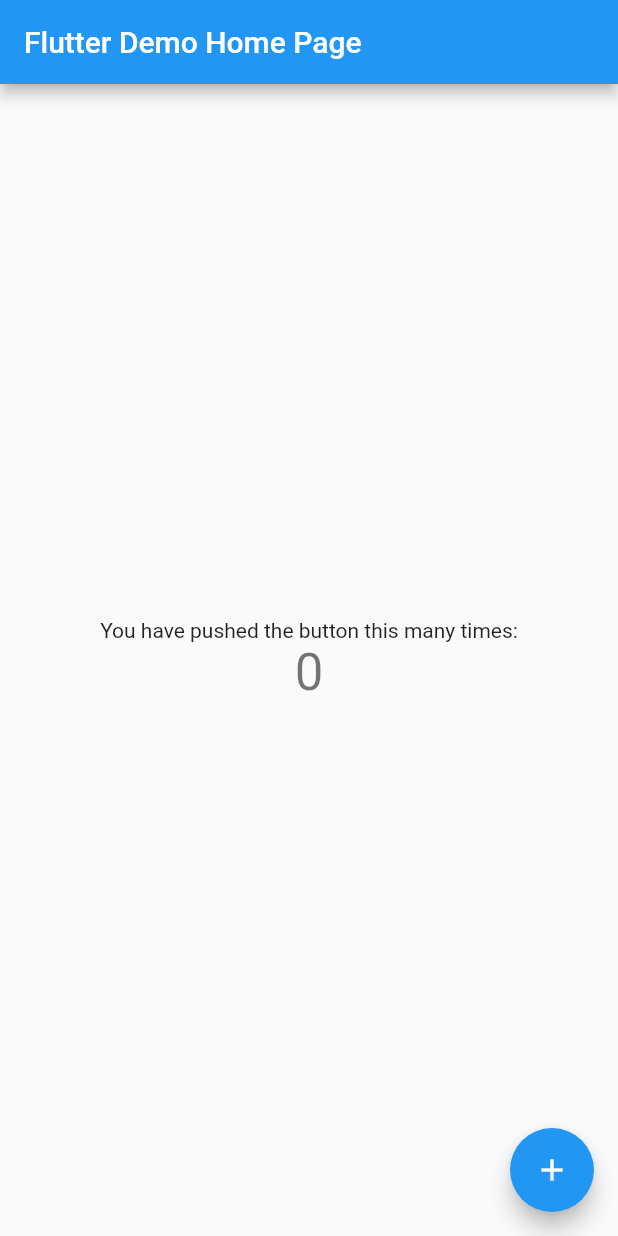
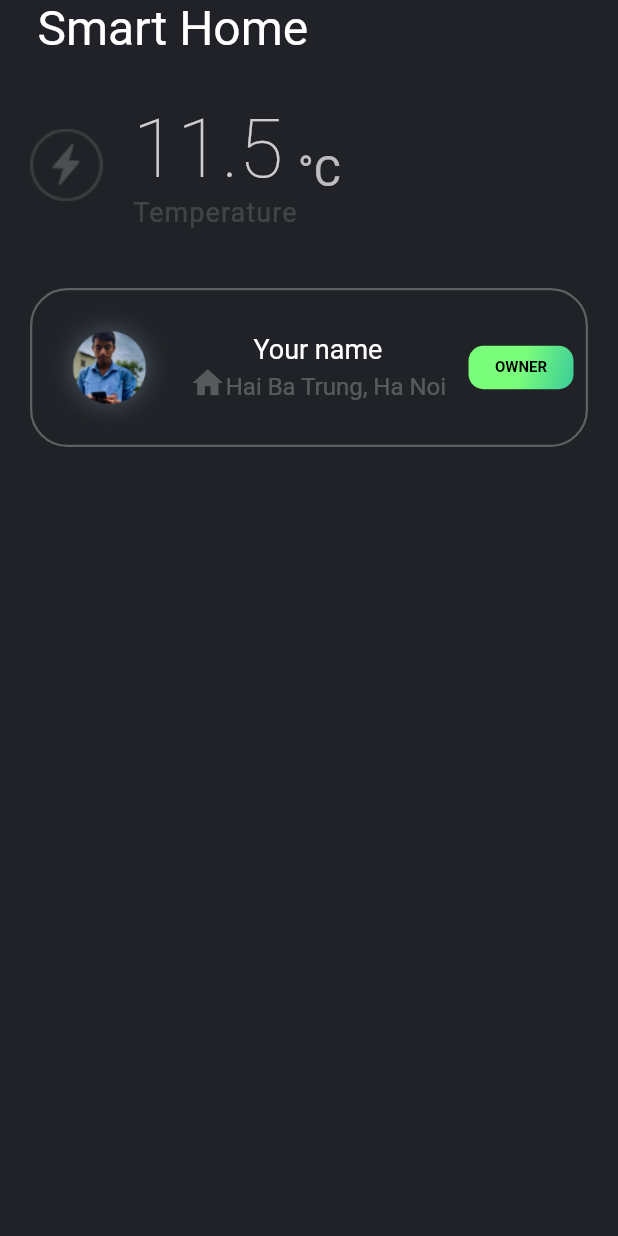
Before and after one commit to vinhyenvodoi98/Smart-home-flutter, a Flutter app: the screen it shows after launch, on a phone screen of 412 x 824 dp. Run offline on Flutter 3.47's test engine with Material 2 defaults, Android fonts, the phone set to English and light mode, and no system bars; Roboto replaces fonts that are missing (SF Rounded).

Commit message:
feat : owner, temperature ui

```diff
--- a/lib/main.dart
+++ b/lib/main.dart
@@ -1,4 +1,5 @@
 import 'package:flutter/material.dart';
+import 'package:hello_world/my_home_page.dart';
 
 void main() {
   runApp(MyApp());
@@ -9,109 +10,7 @@ class MyApp extends StatelessWidget {
   @override
   Widget build(BuildContext context) {
     return MaterialApp(
-      title: 'Flutter Demo',
-      theme: ThemeData(
-        // This is the theme of your application.
-        //
-        // Try running your application with "flutter run". You'll see the
-        // application has a blue toolbar. Then, without quitting the app, try
-        // changing the primarySwatch below to Colors.green and then invoke
-        // "hot reload" (press "r" in the console where you ran "flutter run",
-        // or simply save your changes to "hot reload" in a Flutter IDE).
-        // Notice that the counter didn't reset back to zero; the application
-        // is not restarted.
-        primarySwatch: Colors.blue,
-        // This makes the visual density adapt to the platform that you run
-        // the app on. For desktop platforms, the controls will be smaller and
-        // closer together (more dense) than on mobile platforms.
-        visualDensity: VisualDensity.adaptivePlatformDensity,
-      ),
-      home: MyHomePage(title: 'Flutter Demo Home Page'),
+      home: MyHomePage(),
     );
   }
 }
-
-class MyHomePage extends StatefulWidget {
-  MyHomePage({Key key, this.title}) : super(key: key);
-
-  // This widget is the home page of your application. It is stateful, meaning
-  // that it has a State object (defined below) that contains fields that affect
-  // how it looks.
-
-  // This class is the configuration for the state. It holds the values (in this
-  // case the title) provided by the parent (in this case the App widget) and
-  // used by the build method of the State. Fields in a Widget subclass are
-  // always marked "final".
-
-  final String title;
-
-  @override
-  _MyHomePageState createState() => _MyHomePageState();
-}
-
-class _MyHomePageState extends State<MyHomePage> {
-  int _counter = 0;
-
-  void _incrementCounter() {
-    setState(() {
-      // This call to setState tells the Flutter framework that something has
-      // changed in this State, which causes it to rerun the build method below
-      // so that the display can reflect the updated values. If we changed
-      // _counter without calling setState(), then the build method would not be
-      // called again, and so nothing would appear to happen.
-      _counter++;
-    });
-  }
-
-  @override
-  Widget build(BuildContext context) {
-    // This method is rerun every time setState is called, for instance as done
-    // by the _incrementCounter method above.
-    //
-    // The Flutter framework has been optimized to make rerunning build methods
-    // fast, so that you can just rebuild anything that needs updating rather
-    // than having to individually change instances of widgets.
-    return Scaffold(
-      appBar: AppBar(
-        // Here we take the value from the MyHomePage object that was created by
-        // the App.build method, and use it to set our appbar title.
-        title: Text(widget.title),
-      ),
-      body: Center(
-        // Center is a layout widget. It takes a single child and positions it
-        // in the middle of the parent.
-        child: Column(
-          // Column is also a layout widget. It takes a list of children and
-          // arranges them vertically. By default, it sizes itself to fit its
-          // children horizontally, and tries to be as tall as its parent.
-          //
-          // Invoke "debug painting" (press "p" in the console, choose the
-          // "Toggle Debug Paint" action from the Flutter Inspector in Android
-          // Studio, or the "Toggle Debug Paint" command in Visual Studio Code)
-          // to see the wireframe for each widget.
-          //
-          // Column has various properties to control how it sizes itself and
-          // how it positions its children. Here we use mainAxisAlignment to
-          // center the children vertically; the main axis here is the vertical
-          // axis because Columns are vertical (the cross axis would be
-          // horizontal).
-          mainAxisAlignment: MainAxisAlignment.center,
-          children: <Widget>[
-            Text(
-              'You have pushed the button this many times:',
-            ),
-            Text(
-              '$_counter',
-              style: Theme.of(context).textTheme.headline4,
-            ),
-          ],
-        ),
-      ),
-      floatingActionButton: FloatingActionButton(
-        onPressed: _incrementCounter,
-        tooltip: 'Increment',
-        child: Icon(Icons.add),
-      ), // This trailing comma makes auto-formatting nicer for build methods.
-    );
-  }
-}
--- /dev/null
+++ b/lib/my_home_page.dart
@@ -0,0 +1,142 @@
+import 'package:flutter/material.dart';
+
+class MyHomePage extends StatefulWidget {
+  @override
+  _MyHomePageState createState() => _MyHomePageState();
+}
+
+class _MyHomePageState extends State<MyHomePage> {
+  @override
+  Widget build(BuildContext context) {
+    return Scaffold(
+      backgroundColor: const Color(0xff202227),
+      body: Column(
+        crossAxisAlignment: CrossAxisAlignment.start,
+        children: [
+          Padding(
+            padding: EdgeInsets.only(left: 25),
+            child: Text(
+              "Smart Home",
+              style: TextStyle(
+                  fontFamily: "SF Rounded", fontSize: 32, color: Colors.white),
+            ),
+          ),
+          SizedBox(
+            height: 30,
+          ),
+          Container(
+            padding: EdgeInsets.only(left: 20),
+            child: Row(
+              children: [
+                Image.asset(
+                  'assets/lightning.png',
+                  scale: 0.99,
+                ),
+                Container(
+                  padding: EdgeInsets.only(left: 20),
+                  child: Column(
+                    crossAxisAlignment: CrossAxisAlignment.start,
+                    children: [
+                      Row(
+                        crossAxisAlignment: CrossAxisAlignment.end,
+                        children: [
+                          Text(
+                            "11.5",
+                            style: TextStyle(
+                                fontFamily: "SF Rounded",
+                                fontSize: 54,
+                                fontWeight: FontWeight.w200,
+                                color: Colors.white.withOpacity(0.78)),
+                            textAlign: TextAlign.left,
+                          ),
+                          SizedBox(width: 10),
+                          Text(
+                            "°C",
+                            style: TextStyle(
+                                fontSize: 28,
+                                color: Colors.white.withOpacity(0.7)),
+                          )
+                        ],
+                      ),
+                      Text(
+                        "Temperature",
+                        style: TextStyle(
+                            fontFamily: 'SF Rounded',
+                            fontSize: 18,
+                            letterSpacing: 0.72,
+                            color: Colors.white.withOpacity(0.15)),
+                      )
+                    ],
+                  ),
+                ),
+              ],
+            ),
+          ),
+          SizedBox(height: 40),
+          Container(
+            margin: EdgeInsets.fromLTRB(20, 0, 20, 0),
+            width: 413,
+            height: 106,
+            decoration: BoxDecoration(
+                border: Border.all(
+                    width: 1.5, color: Colors.white.withOpacity(0.28)),
+                borderRadius: BorderRadius.circular(25)),
+            child: Row(children: [
+              Image.asset('assets/profile_pic.png'),
+              Container(
+                padding: EdgeInsets.only(left: 2, right: 15),
+                child: Column(
+                  mainAxisAlignment: MainAxisAlignment.center,
+                  children: [
+                    Text(
+                      "Your name",
+                      style: TextStyle(
+                          fontSize: 18,
+                          fontFamily: "SF Rounded",
+                          color: Colors.white),
+                    ),
+                    Row(
+                      crossAxisAlignment: CrossAxisAlignment.end,
+                      children: [
+                        Icon(
+                          Icons.home,
+                          color: Colors.white.withOpacity(0.25),
+                        ),
+                        Text(
+                          "Hai Ba Trung, Ha Noi",
+                          style: TextStyle(
+                              fontFamily: "SF Rounded",
+                              fontSize: 16,
+                              color: Colors.white.withOpacity(0.25)),
+                        )
+                      ],
+                    )
+                  ],
+                ),
+              ),
+              Container(
+                width: 70,
+                height: 29,
+                decoration: BoxDecoration(
+                    gradient: const LinearGradient(
+                        begin: Alignment(0.01, 0.13),
+                        end: Alignment(0.97, 0.84),
+                        colors: [Color(0xff79fd7b), Color(0xff3dcd98)]),
+                    borderRadius: BorderRadius.circular(10)),
+                child: Center(
+                  child: Text("OWNER",
+                      style: TextStyle(
+                          fontFamily: "SF Rounded",
+                          fontWeight: FontWeight.bold,
+                          fontSize: 10,
+                          color: Colors.black)),
+                ),
+              )
+            ]),
+          ),
+          // Expanded(child:MyView())
+        ],
+      ),
+    );
+  }
+}
--- a/pubspec.yaml
+++ b/pubspec.yaml
@@ -45,8 +45,8 @@ flutter:
   uses-material-design: true
 
   # To add assets to your application, add an assets section, like this:
-  # assets:
-  #   - images/a_dot_burr.jpeg
+  assets:
+    - assets/
   #   - images/a_dot_ham.jpeg
 
   # An image asset can refer to one or more resolution-specific "variants", see
```
Also changed, not shown: assets/fridge.svg (added), assets/lightning.png (added), assets/profile_pic.png (added), assets/sofa.svg (added), assets/spark.svg (added), lib/my_view.dart (added), pubspec.lock, 4 other files.
